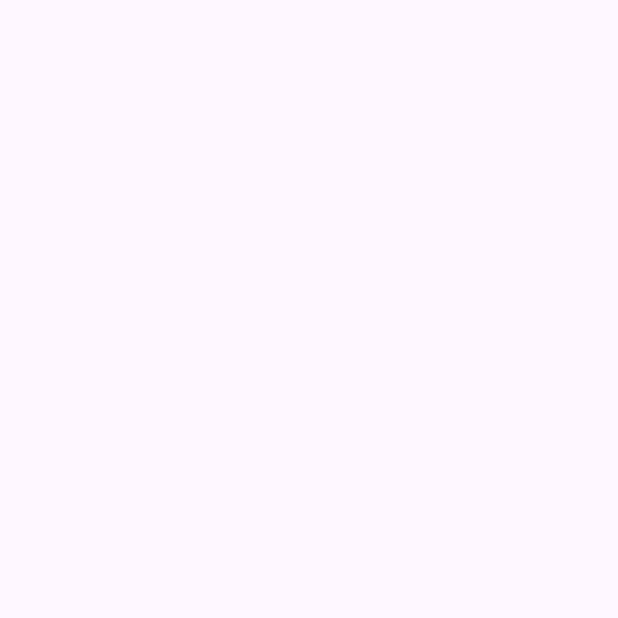
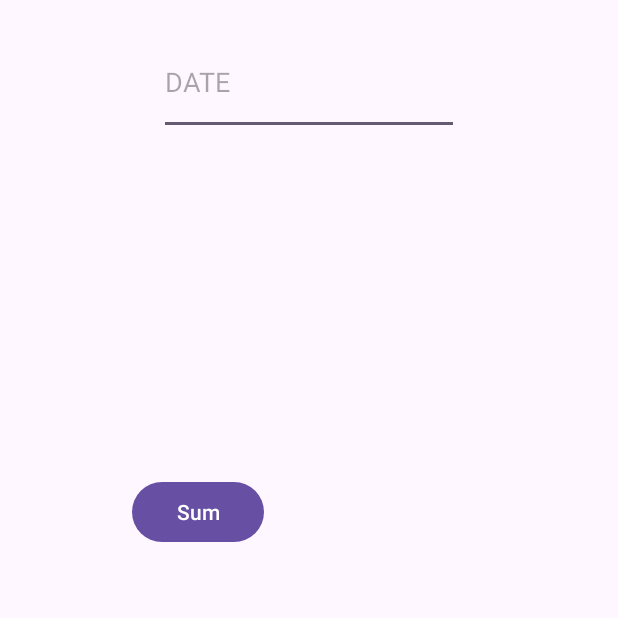
Before and after one commit to Alphonce08/balanceTool, an Android app: the ExpensesActivity screen opened directly, with no data from a screen before it, on a phone screen of 412 x 824 dp, the top half of it. Before the commit the part shown is empty. Run offline under Robolectric (Android 15) with nearby library versions, the phone set to English and light mode, and no system bars; our stand-ins replace Firebase (no records; nobody signed in at launch, a user with empty details on screens opened directly); 1 statement that could not run was skipped.

Commit message:
expenses table

```diff
--- a/app/src/main/java/com/example/balancetool/ExpensesActivity.kt
+++ b/app/src/main/java/com/example/balancetool/ExpensesActivity.kt
@@ -1,11 +1,55 @@
 package com.example.balancetool
 
+import android.app.ProgressDialog
+import android.net.Uri
 import androidx.appcompat.app.AppCompatActivity
 import android.os.Bundle
+import android.widget.Button
+import android.widget.ListView
+import android.widget.TextView
+import androidx.core.view.isEmpty
+import com.google.firebase.auth.FirebaseAuth
+import com.google.firebase.storage.FirebaseStorage
+import com.google.firebase.storage.StorageReference
+
 
 class ExpensesActivity : AppCompatActivity() {
+    lateinit var dateinput:TextView
+    lateinit var listtable:ListView
+    lateinit var sumtotal:Button
+    lateinit var progress:ProgressDialog
+    lateinit var filepath: Uri
+    lateinit var firebaseStore: FirebaseStorage
+    lateinit var storageReference: StorageReference
+    lateinit var mAuth: FirebaseAuth
     override fun onCreate(savedInstanceState: Bundle?) {
         super.onCreate(savedInstanceState)
         setContentView(R.layout.activity_expenses)
+        dateinput = findViewById(R.id.mBeditDate)
+        listtable = findViewById(R.id.mList)
+        sumtotal = findViewById(R.id.mBtnSum)
+        progress = ProgressDialog(this)
+        firebaseStore = FirebaseStorage.getInstance()
+        storageReference = firebaseStore.getReference()
+        mAuth = FirebaseAuth.getInstance()
+
+        dateinput.setOnClickListener {
+            var date = dateinput.text.toString().trim()
+            if (date.isEmpty()){
+                dateinput.setError("Fill this field...")
+                dateinput.requestFocus()
+            }
+        }
+        listtable.setOnClickListener {
+            var list = listtable
+            if (list.isEmpty()){
+
+
+            }
+        }
+
+
     }
+
+
 }
--- a/app/src/main/res/layout/activity_expenses.xml
+++ b/app/src/main/res/layout/activity_expenses.xml
@@ -1,9 +1,41 @@
 <?xml version="1.0" encoding="utf-8"?>
-<androidx.constraintlayout.widget.ConstraintLayout xmlns:android="http://schemas.android.com/apk/res/android"
+<RelativeLayout xmlns:android="http://schemas.android.com/apk/res/android"
     xmlns:app="http://schemas.android.com/apk/res-auto"
     xmlns:tools="http://schemas.android.com/tools"
     android:layout_width="match_parent"
     android:layout_height="match_parent"
     tools:context=".ExpensesActivity">
 
-</androidx.constraintlayout.widget.ConstraintLayout>
+    <EditText
+        android:id="@+id/mBeditDate"
+        android:layout_width="200dp"
+        android:layout_height="70dp"
+        android:ems="10"
+        android:hint="DATE"
+        android:inputType="date"
+        tools:layout_editor_absoluteX="60dp"
+        android:layout_centerHorizontal="true"
+        android:layout_marginTop="20dp"
+        tools:layout_editor_absoluteY="79dp" />
+
+    <ListView
+        android:id="@+id/mList"
+        android:layout_width="409dp"
+        android:layout_height="130dp"
+        android:layout_centerHorizontal="true"
+        android:layout_marginTop="90dp"
+        tools:layout_editor_absoluteX="1dp"
+        tools:layout_editor_absoluteY="125dp" />
+
+    <Button
+        android:id="@+id/mBtnSum"
+        android:layout_width="wrap_content"
+        android:layout_height="wrap_content"
+        android:layout_alignParentStart="true"
+        android:layout_alignParentTop="true"
+        android:layout_marginStart="88dp"
+        android:layout_marginTop="317dp"
+        android:text="Sum" />
+
+
+</RelativeLayout >
```
